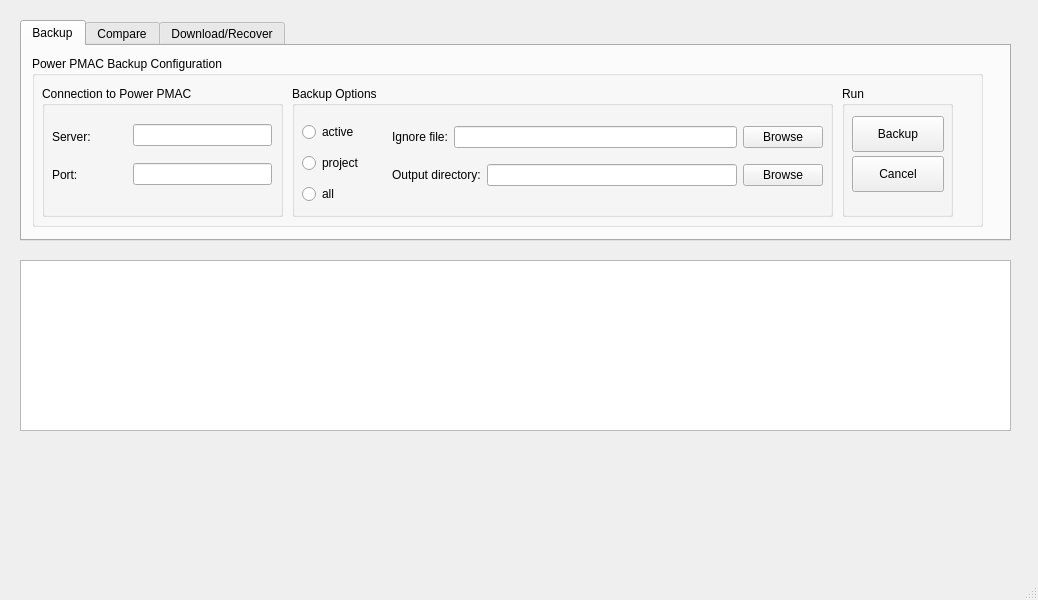
Observatory-Sciences/dls-pmac-analyse, file dls_pmacanalyse/formAnalyseControl.ui: the form before one commit.
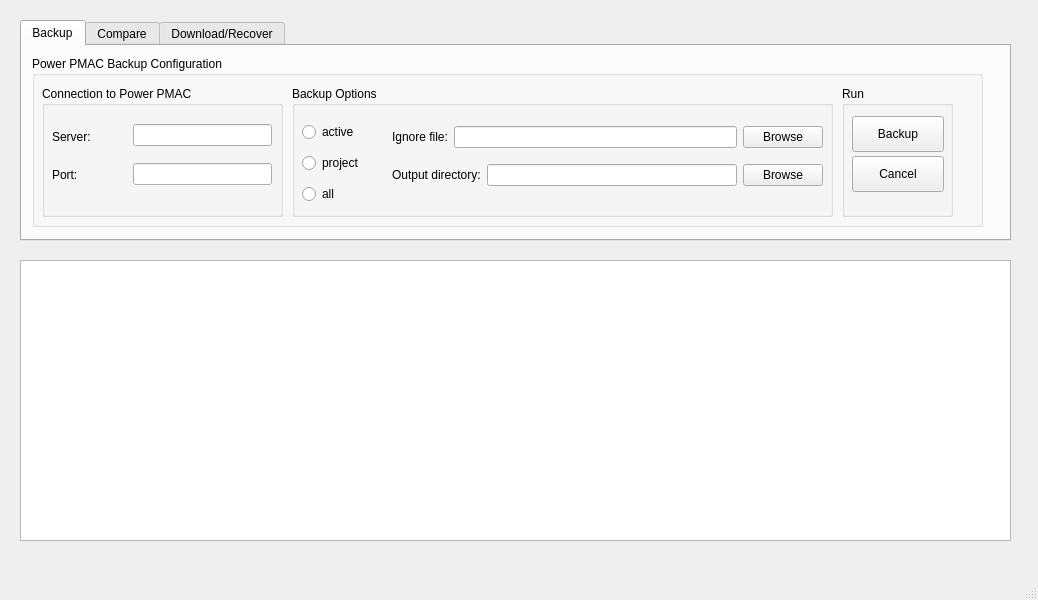
The form after the commit.

The edit to the form file:
```diff
--- a/dls_pmacanalyse/formAnalyseControl.ui
+++ b/dls_pmacanalyse/formAnalyseControl.ui
@@ -20,7 +20,7 @@
       <x>20</x>
       <y>260</y>
       <width>991</width>
-      <height>171</height>
+      <height>281</height>
      </rect>
     </property>
    </widget>
```
